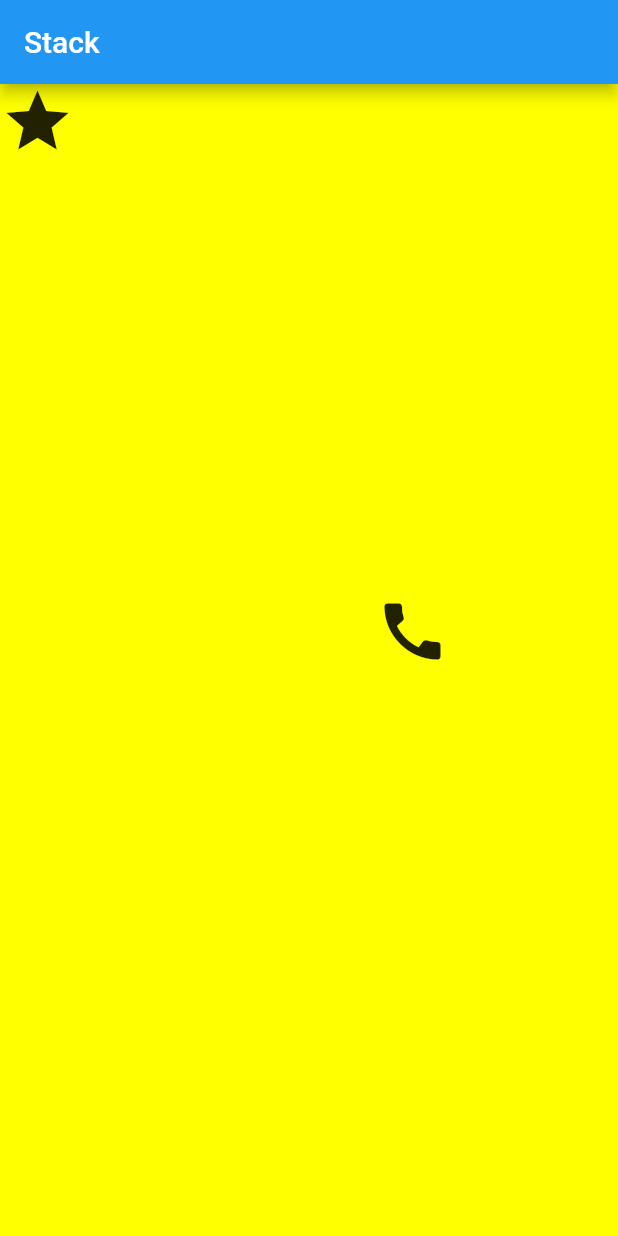
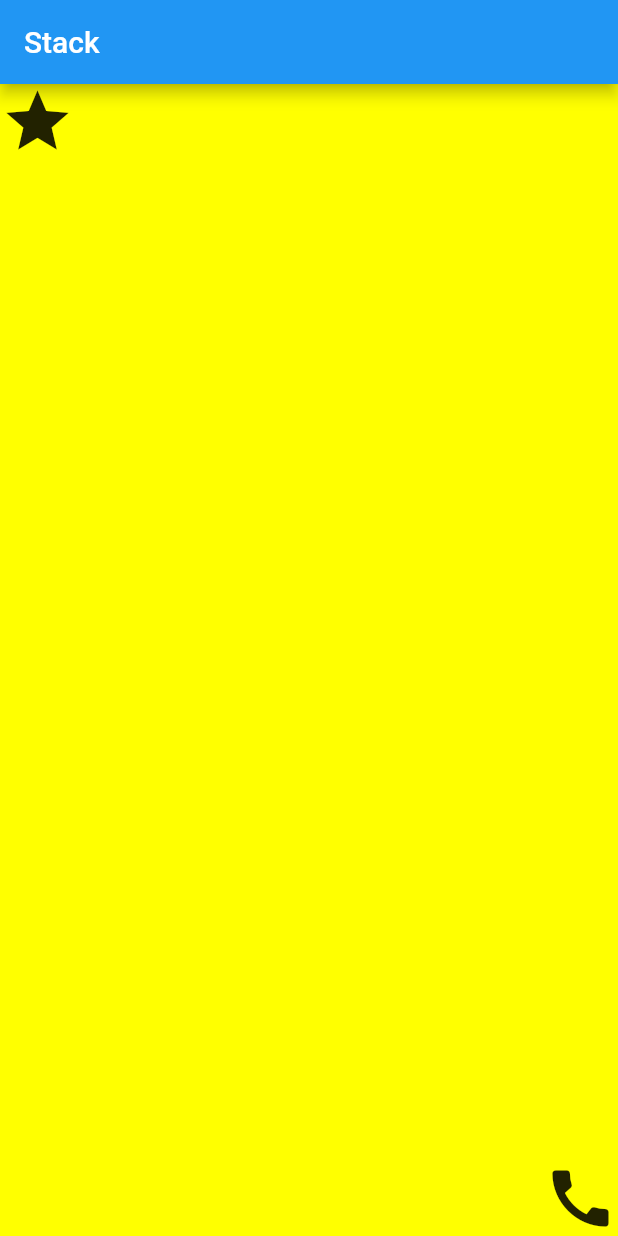
Before and after one commit to after-six/flutter-layout-wonwoo, a Flutter app: the screen it shows after launch, on a phone screen of 412 x 824 dp. Run offline on Flutter 3.47's test engine with Material 2 defaults, Android fonts, the phone set to English and light mode, and no system bars.

Commit message:
Stack Layout LayoutBuilder

```diff
--- a/lib/main.dart
+++ b/lib/main.dart
@@ -6,26 +6,30 @@ class MyApp extends StatelessWidget {
   // This widget is the root of your application.
   @override
   Widget build(BuildContext context) {
+    const double iconSize = 50;
+
     return MaterialApp(
       home: Scaffold(
         appBar: AppBar(
           title: Text('Stack'),
         ),
-        body: Stack(
+        body: LayoutBuilder(
+          builder: (context, constraints) =>
+              Stack(
                 fit: StackFit.expand,
                 children: <Widget>[
                   Material(color: Colors.yellowAccent),
                   Positioned(
                     top: 0,
-              left: 0,
-              child: Icon(Icons.star, size: 50),
+                    child: Icon(Icons.star, size: iconSize),
                   ),
                   Positioned(
-              top: 340,
-              left: 250,
-              child: Icon(Icons.call, size: 50),
+                    top: constraints.maxHeight - iconSize,
+                    left: constraints.maxWidth - iconSize,
+                    child: Icon(Icons.call, size: iconSize),
                   ),
                 ],
+              ),
         ),
       )
     );
```
Lines whose indentation alone changed are shown as unchanged.
